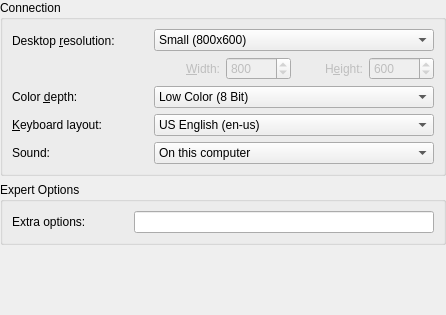
First picture: the form in rdp/rdppreferences.ui, repository KDE/krdc, before the edit.
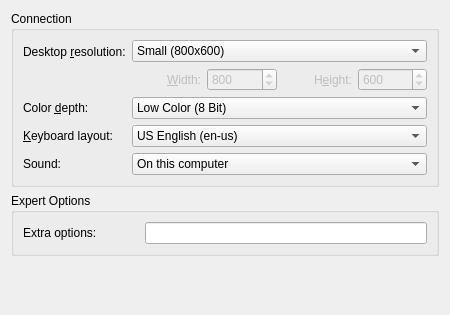
Second picture: the form after the edit. Custom widgets are drawn as their Qt base class.

Commit message: * port dialogs to QFormLayout * set margin to 0 if embedding dialog into another dialog

```diff
--- a/rdp/rdppreferences.ui
+++ b/rdp/rdppreferences.ui
@@ -9,16 +9,13 @@
     <height>315</height>
    </rect>
   </property>
-  <layout class="QVBoxLayout" >
-   <property name="margin" >
-    <number>0</number>
-   </property>
+  <layout class="QVBoxLayout" name="verticalLayout" >
    <item>
     <widget class="QGroupBox" name="connectionGroupBox" >
      <property name="title" >
       <string>Connection</string>
      </property>
-     <layout class="QGridLayout" >
+     <layout class="QFormLayout" name="formLayout_2" >
       <item row="0" column="0" >
        <layout class="QVBoxLayout" >
         <item>
@@ -442,7 +439,7 @@
      <property name="title" >
       <string>Expert Options</string>
      </property>
-     <layout class="QGridLayout" >
+     <layout class="QFormLayout" name="formLayout" >
       <item row="0" column="0" >
        <widget class="QLabel" name="extraOptionsLabel" >
         <property name="minimumSize" >
```
The commit also changes 3 other files.
